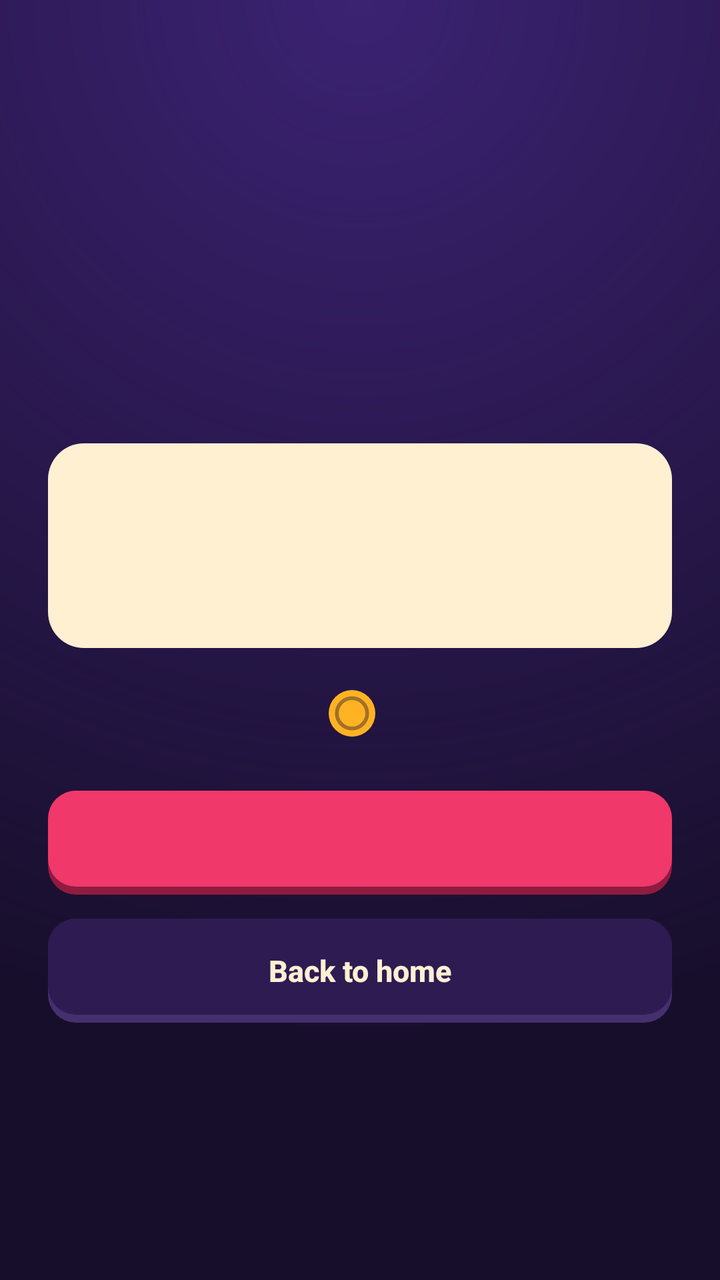
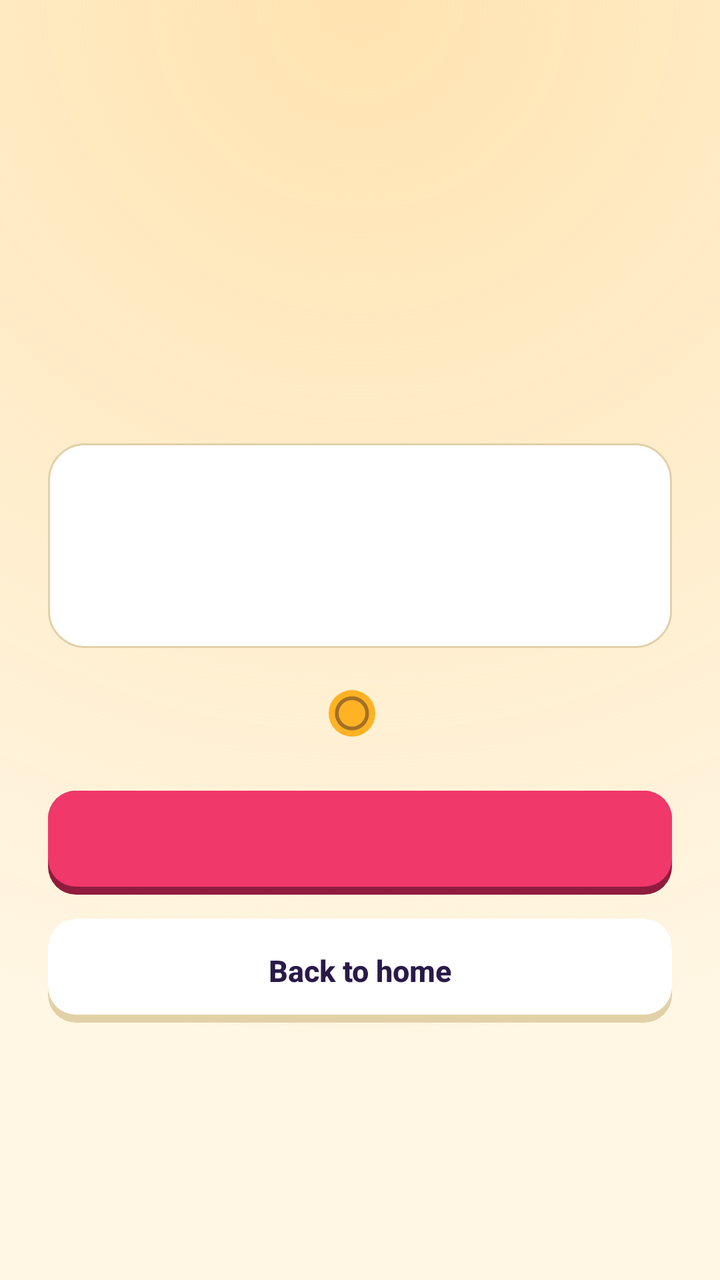

Two renders of the same Android screen: before a commit and after it. Below are the layout's source before the change and the commit's diff.
<!-- AndroidManifest.xml: application theme Theme.Filmi -->
<!-- res/layout/activity_result.xml -->
<?xml version="1.0" encoding="utf-8"?>
<LinearLayout xmlns:android="http://schemas.android.com/apk/res/android"
    android:layout_width="match_parent"
    android:layout_height="match_parent"
    android:background="@drawable/bg_screen"
    android:gravity="center"
    android:orientation="vertical"
    android:padding="24dp">

    <TextView
        android:id="@+id/rTitle"
        android:layout_width="match_parent"
        android:layout_height="wrap_content"
        android:fontFamily="serif"
        android:gravity="center"
        android:textColor="@color/marigold"
        android:textSize="44sp"
        android:textStyle="bold" />

    <LinearLayout
        android:id="@+id/rStars"
        android:layout_width="wrap_content"
        android:layout_height="wrap_content"
        android:layout_marginTop="14dp"
        android:orientation="horizontal" />

    <LinearLayout
        android:layout_width="match_parent"
        android:layout_height="wrap_content"
        android:layout_marginTop="20dp"
        android:background="@drawable/bg_reveal"
        android:gravity="center_horizontal"
        android:orientation="vertical"
        android:padding="16dp">

        <TextView
            android:id="@+id/rSmall"
            android:layout_width="wrap_content"
            android:layout_height="wrap_content"
            android:letterSpacing="0.12"
            android:textAllCaps="true"
            android:textColor="#A6170E2B"
            android:textSize="11sp"
            android:textStyle="bold" />

        <TextView
            android:id="@+id/rAnswer"
            android:layout_width="wrap_content"
            android:layout_height="wrap_content"
            android:fontFamily="serif"
            android:gravity="center"
            android:textColor="@color/ink"
            android:textSize="28sp"
            android:textStyle="bold" />

        <TextView
            android:id="@+id/rInfo"
            android:layout_width="wrap_content"
            android:layout_height="wrap_content"
            android:textColor="@color/ink"
            android:textSize="13sp" />
    </LinearLayout>

    <LinearLayout
        android:id="@+id/rReward"
        android:layout_width="wrap_content"
        android:layout_height="wrap_content"
        android:layout_marginTop="18dp"
        android:gravity="center_vertical"
        android:orientation="horizontal">

        <ImageView
            android:layout_width="28dp"
            android:layout_height="28dp"
            android:src="@drawable/ic_coin" />

        <TextView
            android:id="@+id/rGain"
            android:layout_width="wrap_content"
            android:layout_height="wrap_content"
            android:layout_marginStart="8dp"
            android:textColor="@color/marigold"
            android:textSize="22sp"
            android:textStyle="bold" />
    </LinearLayout>

    <Button
        android:id="@+id/btnNext"
        android:layout_width="match_parent"
        android:layout_height="52dp"
        android:layout_marginTop="24dp"
        android:background="@drawable/btn_rani"
        android:stateListAnimator="@null"
        android:textAllCaps="false"
        android:textColor="@color/cream"
        android:textSize="15sp"
        android:textStyle="bold" />

    <Button
        android:id="@+id/btnRetry"
        android:layout_width="match_parent"
        android:layout_height="52dp"
        android:layout_marginTop="12dp"
        android:background="@drawable/btn_ghost"
        android:drawableStart="@drawable/ic_play"
        android:drawablePadding="8dp"
        android:drawableTint="@color/marigold"
        android:paddingStart="24dp"
        android:paddingEnd="24dp"
        android:stateListAnimator="@null"
        android:text="Watch ad for an extra life"
        android:textAllCaps="false"
        android:textColor="@color/cream"
        android:textSize="15sp"
        android:textStyle="bold"
        android:visibility="gone" />

    <Button
        android:id="@+id/btnHome"
        android:layout_width="match_parent"
        android:layout_height="52dp"
        android:layout_marginTop="12dp"
        android:background="@drawable/btn_ghost"
        android:stateListAnimator="@null"
        android:text="Back to home"
        android:textAllCaps="false"
        android:textColor="@color/cream"
        android:textSize="15sp"
        android:textStyle="bold" />
</LinearLayout>
<!-- resources referenced by this layout -->
<resources>
  <color name="cream">#FFF0D2</color>
  <color name="ink">#170E2B</color>
  <color name="marigold">#FFB224</color>
  <!-- drawable bg_reveal (drawable) -->
  <?xml version="1.0" encoding="utf-8"?>
  <shape xmlns:android="http://schemas.android.com/apk/res/android"><solid android:color="@color/cream"/><corners android:radius="18dp"/></shape>
  <!-- drawable bg_screen (drawable) -->
  <?xml version="1.0" encoding="utf-8"?>
  <layer-list xmlns:android="http://schemas.android.com/apk/res/android">
      <item><shape><solid android:color="@color/ink"/></shape></item>
      <item><shape><gradient android:type="radial" android:gradientRadius="520dp" android:centerX="0.5" android:centerY="0" android:startColor="@color/glow" android:endColor="#00170E2B"/></shape></item>
  </layer-list>
  <!-- drawable btn_ghost (drawable) -->
  <?xml version="1.0" encoding="utf-8"?>
  <ripple xmlns:android="http://schemas.android.com/apk/res/android" android:color="#33FFFFFF">
      <item>
          <layer-list>
              <item><shape><solid android:color="@color/line"/><corners android:radius="14dp"/></shape></item>
              <item android:bottom="4dp"><shape><solid android:color="@color/panel"/><corners android:radius="14dp"/></shape></item>
          </layer-list>
      </item>
  </ripple>
  <!-- drawable btn_rani (drawable) -->
  <?xml version="1.0" encoding="utf-8"?>
  <ripple xmlns:android="http://schemas.android.com/apk/res/android" android:color="#33FFFFFF">
      <item>
          <layer-list>
              <item><shape><solid android:color="@color/rani_dark"/><corners android:radius="14dp"/></shape></item>
              <item android:bottom="4dp"><shape><solid android:color="@color/rani"/><corners android:radius="14dp"/></shape></item>
          </layer-list>
      </item>
  </ripple>
  <!-- drawable ic_coin (drawable) -->
  <?xml version="1.0" encoding="utf-8"?>
  <vector xmlns:android="http://schemas.android.com/apk/res/android" android:width="24dp" android:height="24dp" android:viewportWidth="24" android:viewportHeight="24">
      <path android:fillColor="#FFB224" android:pathData="M12,2A10,10 0 1,0 12,22A10,10 0 1,0 12,2Z"/>
      <path android:fillColor="#00000000" android:strokeColor="#66170E2B" android:strokeWidth="1.6" android:pathData="M12,5.5A6.5,6.5 0 1,0 12,18.5A6.5,6.5 0 1,0 12,5.5Z"/>
  </vector>
  <!-- drawable ic_play (drawable) -->
  <?xml version="1.0" encoding="utf-8"?>
  <vector xmlns:android="http://schemas.android.com/apk/res/android" android:width="24dp" android:height="24dp" android:viewportWidth="24" android:viewportHeight="24">
      <path android:fillColor="#FFFFFF" android:pathData="M7,4.5v15l12.5,-7.5z"/>
  </vector>
  <style name="Theme.Filmi" parent="Theme.AppCompat.NoActionBar">
          <item name="android:windowBackground">@color/ink</item>
          <item name="android:statusBarColor">@color/ink</item>
          <item name="android:navigationBarColor">@color/ink</item>
          <item name="android:textColor">@color/cream</item>
          <item name="colorPrimary">@color/marigold</item>
          <item name="colorAccent">@color/marigold</item>
      </style>
  <color name="glow">#3B2272</color>
  <color name="line">#44306F</color>
  <color name="panel">#2E1B52</color>
  <color name="rani_dark">#8F1C3E</color>
  <color name="rani">#F0386B</color>
</resources>

<!-- the commit's change to res/layout/activity_result.xml (unified diff, before → after) -->
@@ -13,7 +13,7 @@
         android:layout_height="wrap_content"
         android:fontFamily="serif"
         android:gravity="center"
-        android:textColor="@color/marigold"
+        android:textColor="@color/accent"
         android:textSize="44sp"
         android:textStyle="bold" />
 
@@ -79,7 +79,7 @@
             android:layout_width="wrap_content"
             android:layout_height="wrap_content"
             android:layout_marginStart="8dp"
-            android:textColor="@color/marigold"
+            android:textColor="@color/accent"
             android:textSize="22sp"
             android:textStyle="bold" />
     </LinearLayout>
@@ -108,9 +108,9 @@
         android:paddingStart="24dp"
         android:paddingEnd="24dp"
         android:stateListAnimator="@null"
-        android:text="Watch ad for an extra life"
+        android:text="@string/extra_life"
         android:textAllCaps="false"
-        android:textColor="@color/cream"
+        android:textColor="@color/text"
         android:textSize="15sp"
         android:textStyle="bold"
         android:visibility="gone" />
@@ -122,9 +122,9 @@
         android:layout_marginTop="12dp"
         android:background="@drawable/btn_ghost"
         android:stateListAnimator="@null"
-        android:text="Back to home"
+        android:text="@string/back_home"
         android:textAllCaps="false"
-        android:textColor="@color/cream"
+        android:textColor="@color/text"
         android:textSize="15sp"
         android:textStyle="bold" />
 </LinearLayout>
<!-- resource entries referenced after the edit -->
@@ -1,24 +1,26 @@
 <!-- resources referenced by this layout -->
 <resources>
+  <color name="accent">#B06400</color>
   <color name="cream">#FFF0D2</color>
   <color name="ink">#170E2B</color>
   <color name="marigold">#FFB224</color>
+  <color name="text">#2A1A48</color>
   <!-- drawable bg_reveal (drawable) -->
   <?xml version="1.0" encoding="utf-8"?>
-  <shape xmlns:android="http://schemas.android.com/apk/res/android"><solid android:color="@color/cream"/><corners android:radius="18dp"/></shape>
+  <shape xmlns:android="http://schemas.android.com/apk/res/android"><solid android:color="@color/card"/><stroke android:width="1dp" android:color="@color/card_stroke"/><corners android:radius="18dp"/></shape>
   <!-- drawable bg_screen (drawable) -->
   <?xml version="1.0" encoding="utf-8"?>
   <layer-list xmlns:android="http://schemas.android.com/apk/res/android">
-      <item><shape><solid android:color="@color/ink"/></shape></item>
-      <item><shape><gradient android:type="radial" android:gradientRadius="520dp" android:centerX="0.5" android:centerY="0" android:startColor="@color/glow" android:endColor="#00170E2B"/></shape></item>
+      <item><shape><solid android:color="@color/bg"/></shape></item>
+      <item><shape><gradient android:type="radial" android:gradientRadius="520dp" android:centerX="0.5" android:centerY="0" android:startColor="@color/glow" android:endColor="@color/bg_clear"/></shape></item>
   </layer-list>
   <!-- drawable btn_ghost (drawable) -->
   <?xml version="1.0" encoding="utf-8"?>
   <ripple xmlns:android="http://schemas.android.com/apk/res/android" android:color="#33FFFFFF">
       <item>
           <layer-list>
-              <item><shape><solid android:color="@color/line"/><corners android:radius="14dp"/></shape></item>
-              <item android:bottom="4dp"><shape><solid android:color="@color/panel"/><corners android:radius="14dp"/></shape></item>
+              <item><shape><solid android:color="@color/outline"/><corners android:radius="14dp"/></shape></item>
+              <item android:bottom="4dp"><shape><solid android:color="@color/surface"/><corners android:radius="14dp"/></shape></item>
           </layer-list>
       </item>
   </ripple>
@@ -43,17 +45,25 @@
   <vector xmlns:android="http://schemas.android.com/apk/res/android" android:width="24dp" android:height="24dp" android:viewportWidth="24" android:viewportHeight="24">
       <path android:fillColor="#FFFFFF" android:pathData="M7,4.5v15l12.5,-7.5z"/>
   </vector>
-  <style name="Theme.Filmi" parent="Theme.AppCompat.NoActionBar">
-          <item name="android:windowBackground">@color/ink</item>
-          <item name="android:statusBarColor">@color/ink</item>
-          <item name="android:navigationBarColor">@color/ink</item>
-          <item name="android:textColor">@color/cream</item>
+  <string name="back_home">Back to home</string>
+  <string name="extra_life">Watch ad for an extra life</string>
+  <style name="Theme.Filmi" parent="Theme.AppCompat.DayNight.NoActionBar">
+          <item name="android:windowBackground">@color/bg</item>
+          <item name="android:statusBarColor">@color/bg</item>
+          <item name="android:navigationBarColor">@color/bg</item>
+          <item name="android:windowLightStatusBar">@bool/light_bars</item>
+          <item name="android:windowLightNavigationBar">@bool/light_bars</item>
+          <item name="android:textColor">@color/text</item>
           <item name="colorPrimary">@color/marigold</item>
-          <item name="colorAccent">@color/marigold</item>
+          <item name="colorAccent">@color/rani</item>
       </style>
-  <color name="glow">#3B2272</color>
-  <color name="line">#44306F</color>
-  <color name="panel">#2E1B52</color>
+  <color name="card">#FFFFFF</color>
+  <color name="card_stroke">#E2D0A8</color>
+  <color name="bg">#FFF6E3</color>
+  <color name="glow">#FFE3B0</color>
+  <color name="bg_clear">#00FFF6E3</color>
+  <color name="outline">#E2D0A8</color>
+  <color name="surface">#FFFFFF</color>
   <color name="rani_dark">#8F1C3E</color>
   <color name="rani">#F0386B</color>
 </resources>
